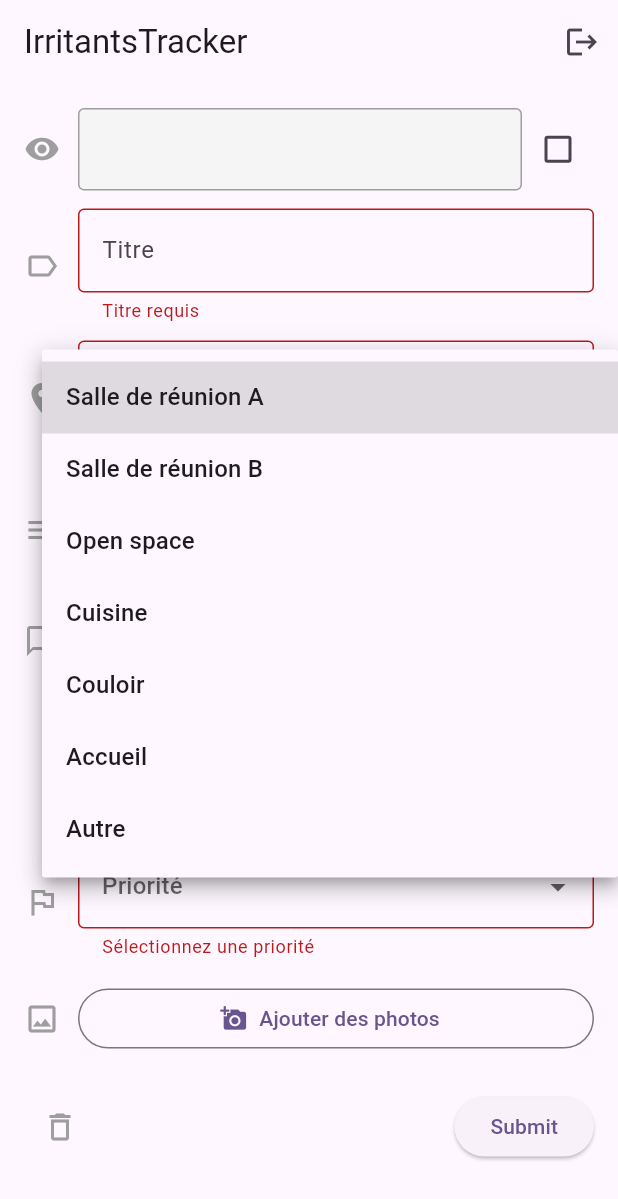
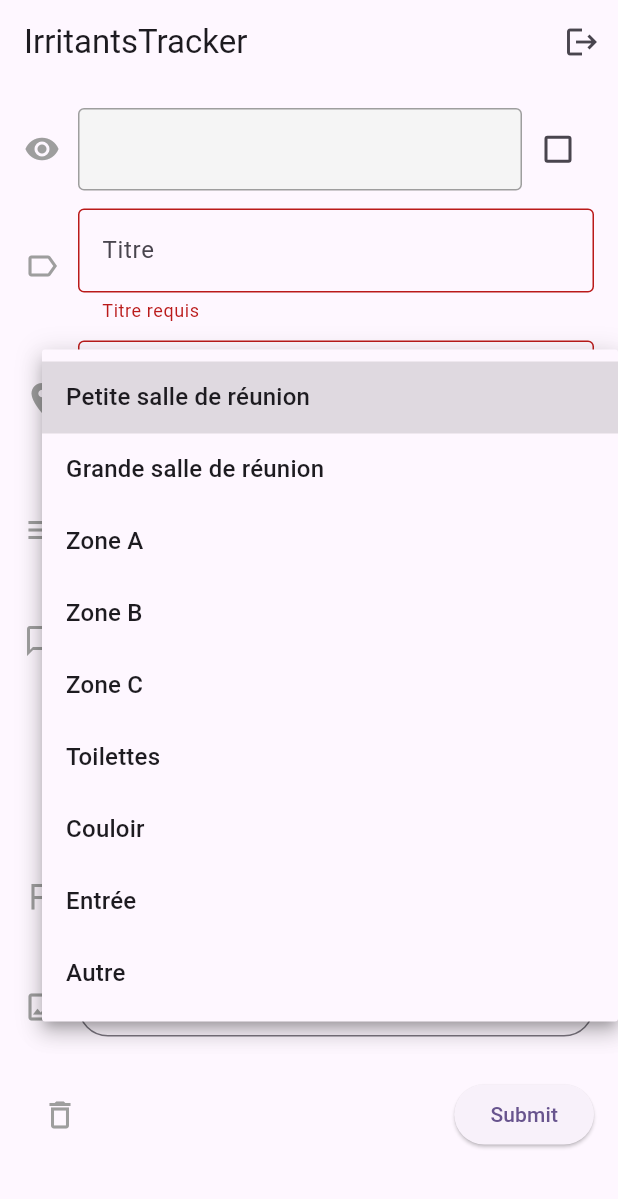
Before and after one commit to mpaitier/irritant_tracker, a Flutter app: the screen it shows once a user with an empty profile is signed in, after a tap on "Submit", after a tap on "Lieu", on a phone screen of 412 x 824 dp. Shown: the top 1199 px of the screen. Run offline on Flutter 3.47's test engine with Material 3 defaults, Android fonts, the phone set to English and light mode, and no system bars; our stand-ins replace cloud_firestore, firebase_auth, firebase_core, firebase_storage, image_picker; accounts and stored records are empty; generated files the repository leaves out were written again.

Commit message:
update places & priorite

```diff
--- a/lib/screens/add_irritant_screen.dart
+++ b/lib/screens/add_irritant_screen.dart
@@ -26,18 +26,17 @@ class _AddIrritantScreenState extends State<AddIrritantScreen> {
   bool _anonyme = false;
   String? _lieu;
   String? _type;
-  String? _priorite;
+  double _priorite = 5; // Valeur entre 0 et 10
   List<File> _photos = [];
   bool _chargement = false;
 
   final List<String> _lieux = [
-    'Salle de réunion A', 'Salle de réunion B', 'Open space',
-    'Cuisine', 'Couloir', 'Accueil', 'Autre',
+    'Petite salle de réunion', 'Grande salle de réunion', 'Zone A', 'Zone B', 'Zone C',
+    'Toilettes', 'Couloir', 'Entrée', 'Autre',
   ];
   final List<String> _types = [
     'Équipement', 'Climatisation', 'Bruit', 'Éclairage', 'Propreté', 'Autre',
   ];
-  final List<String> _priorites = ['Basse', 'Normale', 'Haute'];
 
   void _afficherChoixPhoto() {
     showModalBottomSheet(
@@ -85,7 +84,7 @@ class _AddIrritantScreenState extends State<AddIrritantScreen> {
       _anonyme = false;
       _lieu = null;
       _type = null;
-      _priorite = null;
+      _priorite = 5; // Remet la valeur par défaut
       _photos = [];
     });
     _titreController.clear();
@@ -104,7 +103,7 @@ class _AddIrritantScreenState extends State<AddIrritantScreen> {
       lieu: _lieu!,
       type: _type!,
       description: _descriptionController.text.trim(),
-      priorite: _priorite!,
+      priorite: _priorite.round().toString(), // Convertit le double en String
     );
 
     await _irritantService.ajouterIrritant(irritant, photos: _photos);
@@ -162,7 +161,6 @@ class _AddIrritantScreenState extends State<AddIrritantScreen> {
                       borderRadius: BorderRadius.circular(4),
                       color: Colors.grey.shade100,
                     ),
-                    // Affiche "Anonyme" ou le vrai nom selon la case
                     child: Text(
                       _anonyme ? 'Anonyme' : widget.currentUser.nom,
                       style: TextStyle(
@@ -269,22 +267,35 @@ class _AddIrritantScreenState extends State<AddIrritantScreen> {
             ),
             const SizedBox(height: 12),
 
-            // Priorité
+            // Priorité (slider de 0 à 10)
             Row(
+              crossAxisAlignment: CrossAxisAlignment.center,
               children: [
                 const Icon(Icons.flag_outlined, color: Colors.grey),
                 const SizedBox(width: 12),
                 Expanded(
-                  child: DropdownButtonFormField<String>(
-                    value: _priorite,
-                    hint: const Text('Priorité'),
-                    decoration: const InputDecoration(border: OutlineInputBorder()),
-                    items: _priorites
-                        .map((p) => DropdownMenuItem(value: p, child: Text(p)))
-                        .toList(),
-                    onChanged: (val) => setState(() => _priorite = val),
-                    validator: (value) =>
-                        value == null ? 'Sélectionnez une priorité' : null,
+                  child: Column(
+                    crossAxisAlignment: CrossAxisAlignment.start,
+                    children: [
+                      Row(
+                        mainAxisAlignment: MainAxisAlignment.spaceBetween,
+                        children: [
+                          const Text('Faible', style: TextStyle(color: Colors.grey, fontSize: 12)),
+                          Text(
+                            _priorite.round().toString(),
+                            style: const TextStyle(fontWeight: FontWeight.bold),
+                          ),
+                          const Text('Important', style: TextStyle(color: Colors.grey, fontSize: 12)),
+                        ],
+                      ),
+                      Slider(
+                        value: _priorite,
+                        min: 0,
+                        max: 10,
+                        divisions: 10,
+                        onChanged: (val) => setState(() => _priorite = val),
+                      ),
+                    ],
                   ),
                 ),
               ],
```
